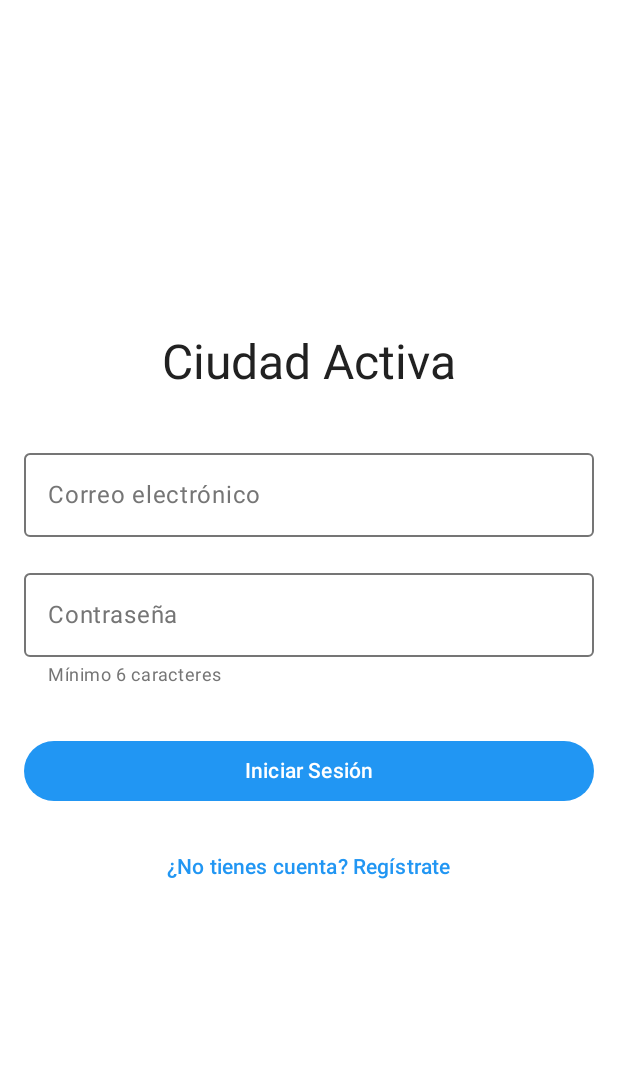
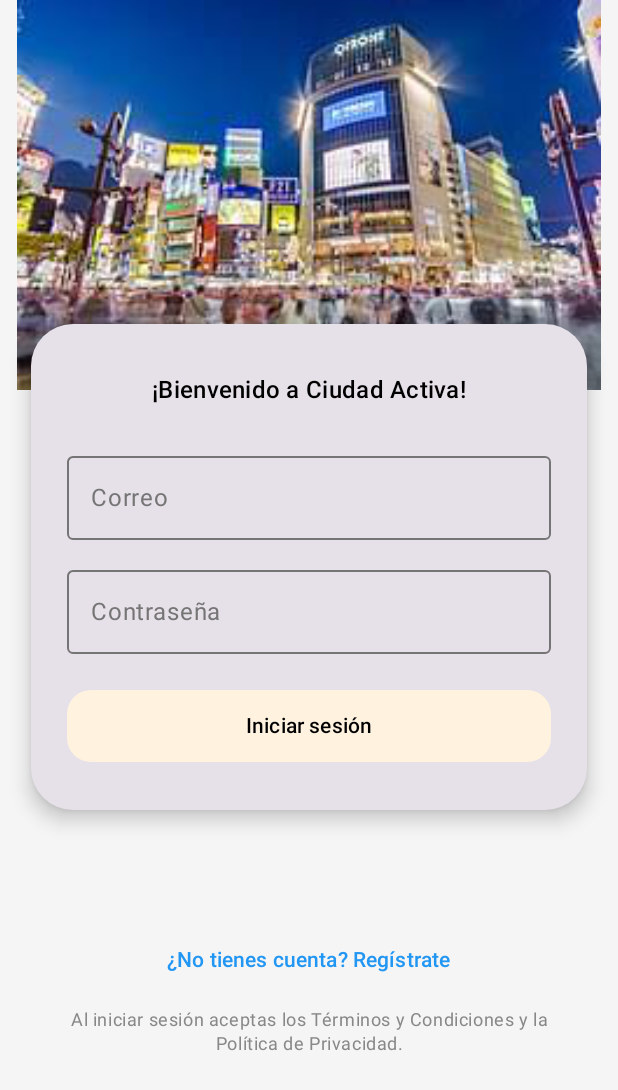
Before and after one commit to markoechevarria/ciudadActiva, an Android app built with Jetpack Compose: the composable LoginScreen shown on its own in the app's theme, after a tap on "¿No tienes cuenta? Regístrate", on a phone screen of 412 x 824 dp. Shown: the top 1090 px of the screen. Run offline under Robolectric (Android 15) with nearby library versions, the phone set to English and light mode, and no system bars.

Commit message:
Integración de Firebase y mejoras en la navegación de la aplicación. Se añadieron nuevas pantallas para reportes, se implementó la lógica de navegación y se actualizaron los archivos de configuración de Gradle. Además, se mejoró la interfaz de usuario en las pantallas de inicio y de inicio de sesión.

```diff
--- a/app/src/main/java/com/example/MainActivity.kt
+++ b/app/src/main/java/com/example/pantallas/MainActivity.kt
@@ -1,4 +1,4 @@
-package com.example
+package com.example.pantallas
 
 import android.os.Bundle
 import androidx.activity.ComponentActivity
--- a/app/src/main/java/com/example/ui/components/TopBars.kt
+++ b/app/src/main/java/com/example/ui/components/TopBars.kt
@@ -16,7 +16,7 @@ fun HomeTopBar(onMenu: () -> Unit) {
     TopAppBar(
         title = {
             Text(
-                "¡Bienvenido a Ciudad Activa!",
+                "Home",
                 color = TextPrimary
             )
         },
--- a/app/src/main/java/com/example/ui/screens/auth/LoginScreen.kt
+++ b/app/src/main/java/com/example/ui/screens/auth/LoginScreen.kt
@@ -1,15 +1,25 @@
 package com.example.ui.screens.auth
 
+import com.example.pantallas.R
+import androidx.compose.foundation.Image
+import androidx.compose.foundation.background
 import androidx.compose.foundation.layout.*
+import androidx.compose.foundation.shape.RoundedCornerShape
+import androidx.compose.material.icons.Icons
+import androidx.compose.material.icons.filled.Person
 import androidx.compose.material3.*
 import androidx.compose.runtime.*
 import androidx.compose.ui.Alignment
 import androidx.compose.ui.Modifier
-import androidx.compose.ui.text.input.PasswordVisualTransformation
+import androidx.compose.ui.draw.clip
+import androidx.compose.ui.graphics.Color
+import androidx.compose.ui.res.painterResource
+import androidx.compose.ui.text.style.TextAlign
 import androidx.compose.ui.unit.dp
 import com.example.ui.components.PrimaryButton
 import com.example.ui.components.PrimaryTextField
 import com.example.ui.components.TextButton
+import com.example.ui.theme.Primary
 import com.example.ui.theme.TextPrimary
 
 @Composable
@@ -23,37 +33,81 @@ fun LoginScreen(
     Column(
         modifier = Modifier
             .fillMaxSize()
-            .padding(16.dp),
-        horizontalAlignment = Alignment.CenterHorizontally,
-        verticalArrangement = Arrangement.Center
+            .background(Color(0xFFF5F5F5)), // Fondo general claro
+        horizontalAlignment = Alignment.CenterHorizontally
+    ) {
+        // Imagen superior (logo + ciudad)
+        Image(
+            painter = painterResource(id = R.drawable.ciudad),
+            contentDescription = "Logo Ciudad Activa",
+            modifier = Modifier
+                .fillMaxWidth()
+                .height(260.dp)
+        )
+
+        Spacer(modifier = Modifier.height(16.dp))
+
+        // Card con formulario
+        Card(
+            modifier = Modifier
+                .fillMaxWidth(0.90f)
+                .offset(y = (-60).dp), // Usar offset en vez de padding negativo
+            shape = RoundedCornerShape(28.dp),
+            elevation = CardDefaults.cardElevation(defaultElevation = 8.dp)
+        ) {
+            Column(
+                modifier = Modifier
+                    .padding(horizontal = 24.dp, vertical = 32.dp),
+                horizontalAlignment = Alignment.CenterHorizontally
             ) {
                 Text(
-            text = "Ciudad Activa",
-            style = MaterialTheme.typography.headlineLarge,
-            color = TextPrimary
+                    text = "¡Bienvenido a Ciudad Activa!",
+                    style = MaterialTheme.typography.titleMedium,
+                    color = Color.Black
                 )
-        Spacer(modifier = Modifier.height(32.dp))
+                Spacer(modifier = Modifier.height(24.dp))
                 PrimaryTextField(
                     value = email,
                     onValueChange = { email = it },
-            label = "Correo electrónico"
+                    label = "Correo"
                 )
-        Spacer(modifier = Modifier.height(16.dp))
+                Spacer(modifier = Modifier.height(12.dp))
                 PrimaryTextField(
                     value = password,
                     onValueChange = { password = it },
-            label = "Contraseña",
-            supportingText = "Mínimo 6 caracteres"
+                    label = "Contraseña"
                 )
-        Spacer(modifier = Modifier.height(32.dp))
-        PrimaryButton(
-            text = "Iniciar Sesión",
-            onClick = onLogin
-        )
+                Spacer(modifier = Modifier.height(24.dp))
+                Button(
+                    onClick = onLogin,
+                    modifier = Modifier
+                        .fillMaxWidth()
+                        .height(48.dp),
+                    colors = ButtonDefaults.buttonColors(
+                        containerColor = Color(0xFFFFF3E0), // Color similar al de la imagen
+                        contentColor = Color.Black
+                    ),
+                    shape = RoundedCornerShape(16.dp)
+                ) {
+                    Text("Iniciar sesión")
+                }
+            }
+        }
+
         Spacer(modifier = Modifier.height(16.dp))
+
+        // Botón de registro y aclaraciones
         TextButton(
             text = "¿No tienes cuenta? Regístrate",
             onClick = onRegister
         )
+        Text(
+            text = "Al iniciar sesión aceptas los Términos y Condiciones y la Política de Privacidad.",
+            style = MaterialTheme.typography.bodySmall,
+            color = Color.Gray,
+            modifier = Modifier
+                .padding(horizontal = 32.dp, vertical = 8.dp),
+            textAlign = TextAlign.Center
+        )
     }
 }
```
Also changed, not shown: app/build.gradle.kts (+8 -1 lines), app/src/main/AndroidManifest.xml (+7 -2 lines), app/src/main/java/com/example/navigation/AppNavigation.kt (+25 -15 lines), app/src/main/java/com/example/pantallas/CiudadActivaApp.kt (added, +19 -0 lines), app/src/main/java/com/example/ui/components/AppDrawer.kt (+6 -13 lines), app/src/main/java/com/example/ui/screens/home/HomeScreen.kt (+110 -23 lines), app/src/main/java/com/example/ui/screens/report/ReportCategoryScreen.kt (added, +98 -0 lines), build.gradle.kts (+8 -0 lines), 1 other file. Lines whose indentation alone changed are shown as unchanged.
